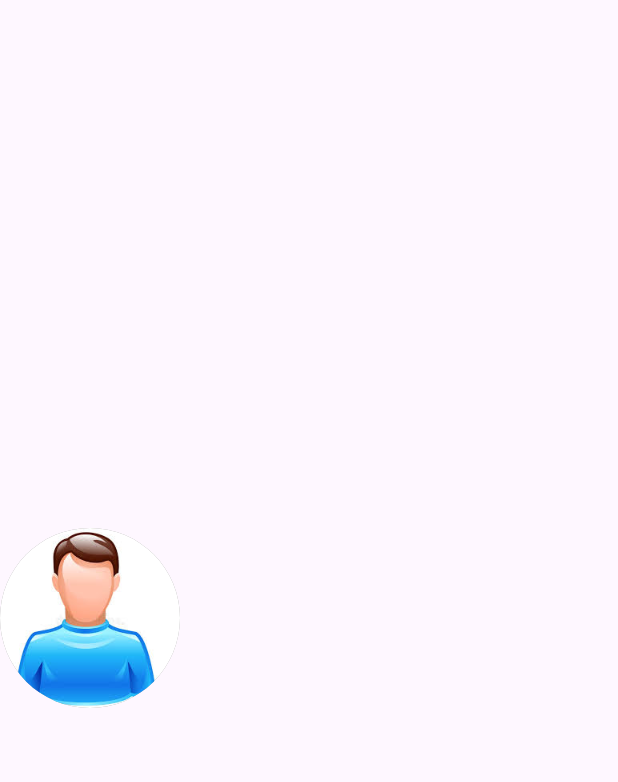
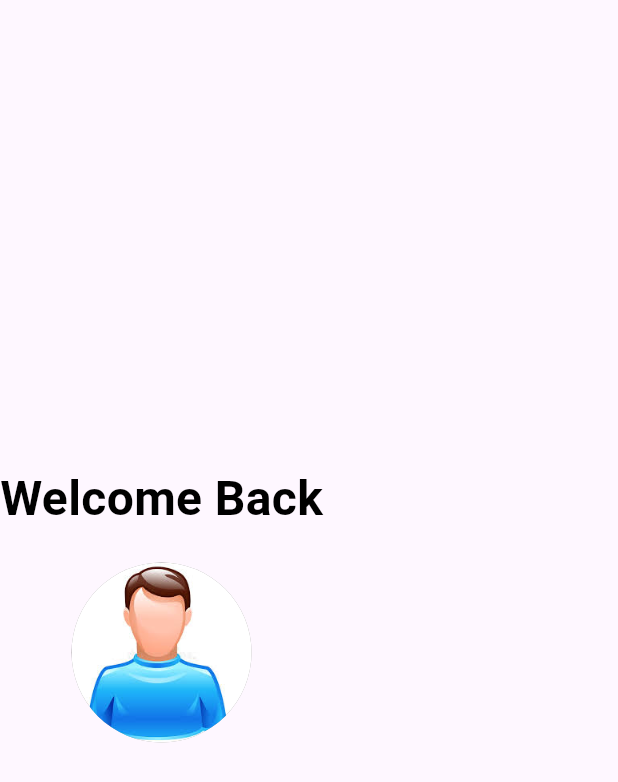
Before and after one commit to muhamadayeshaaulia/week6_splash_screen, a Flutter app: the MyLogin screen opened directly, on a phone screen of 412 x 824 dp. Shown: the top 782 px of the screen. Run offline on Flutter 3.47's test engine with Material 3 defaults, Android fonts, the phone set to English and light mode, and no system bars.

Commit message:
menambahkan text di atas container pada foto

```diff
--- a/lib/screen/login.dart
+++ b/lib/screen/login.dart
@@ -1,3 +1,5 @@
+import 'dart:math';
+
 import 'package:flutter/material.dart';
 
 class MyLogin extends StatelessWidget {
@@ -9,6 +11,15 @@ class MyLogin extends StatelessWidget {
       body: Column(
         mainAxisAlignment: MainAxisAlignment.center,
         children: [
+          Text(
+            "Welcome Back",
+            style: TextStyle(
+              fontSize: 32.0,
+              color: Colors.black,
+              fontWeight: FontWeight.bold,
+            ),
+          ),
+          SizedBox(height: 20),
           Container(
             height: 120,
             width: 120,
@@ -21,6 +32,7 @@ class MyLogin extends StatelessWidget {
               ),
             ),
           ),
+          SizedBox(height: 20),
         ],
       ),
     );
```
